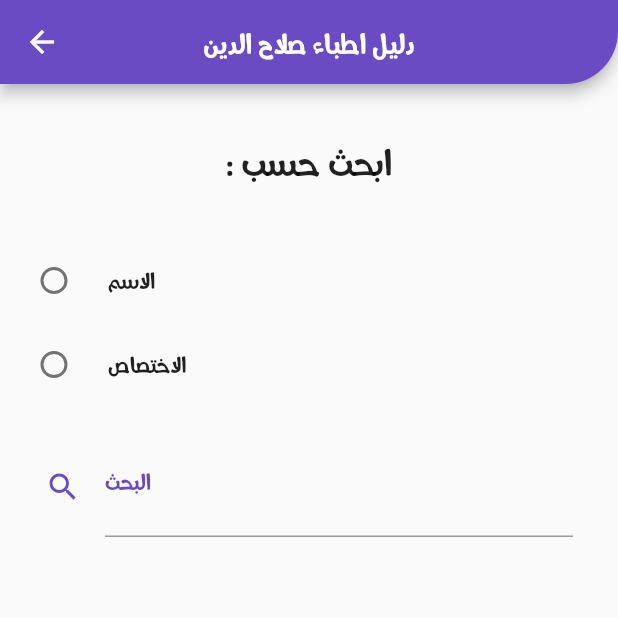
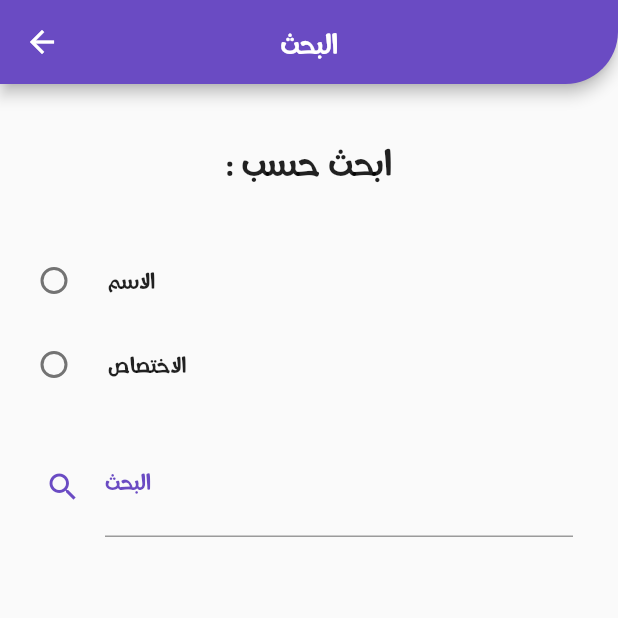
Before and after one commit to mahmodcodeforiraq/doctors_of_salahaldin_flutter, a Flutter app: the Search screen opened by its route, on a phone screen of 412 x 824 dp, the top half of it. Run offline on Flutter 3.47's test engine with Material 2 defaults, Android fonts, the phone set to English and light mode, and no system bars; our stand-ins replace firebase_auth, firebase_database, firebase_storage, fluttertoast, image_picker, shared_preferences; accounts and stored records are empty.

Commit message:
Update Search.dart

```diff
--- a/lib/UI_Pages/Search.dart
+++ b/lib/UI_Pages/Search.dart
@@ -87,7 +87,7 @@ items = itemsSearch;
             borderRadius:
                 new BorderRadius.only(bottomRight: Radius.circular(35))
         ),
-        title: new Text("دليل اطباء صلاح الدين"),
+        title: new Text("البحث"),
         centerTitle: true,
         backgroundColor: Color(0xff6A4BC3),
         actions: <Widget>[],
```
